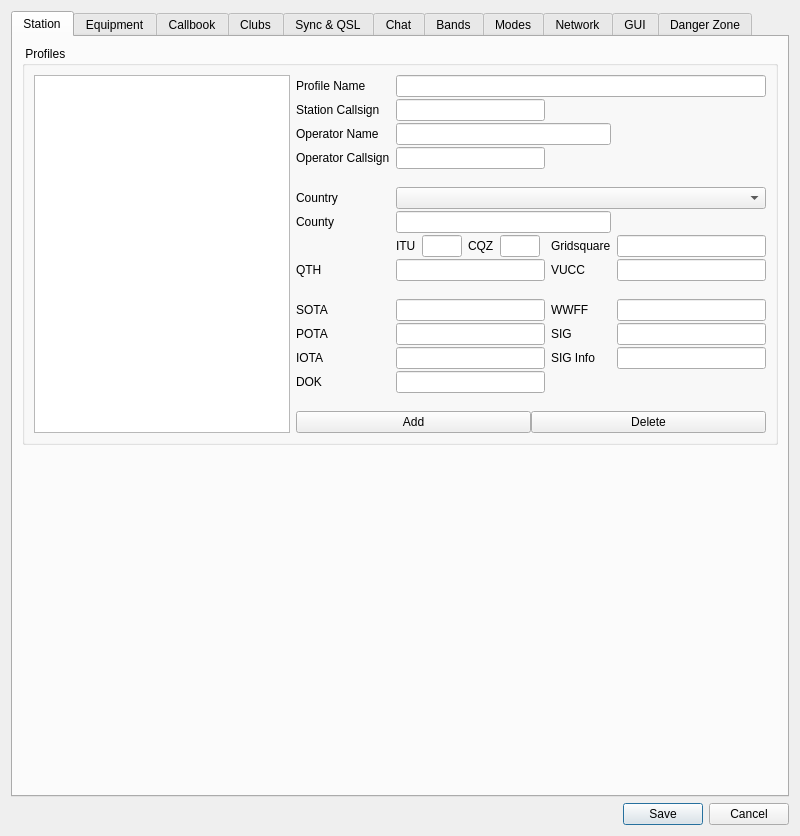
Qt form ui/SettingsDialog.ui (foldynl/QLog) before a commit.
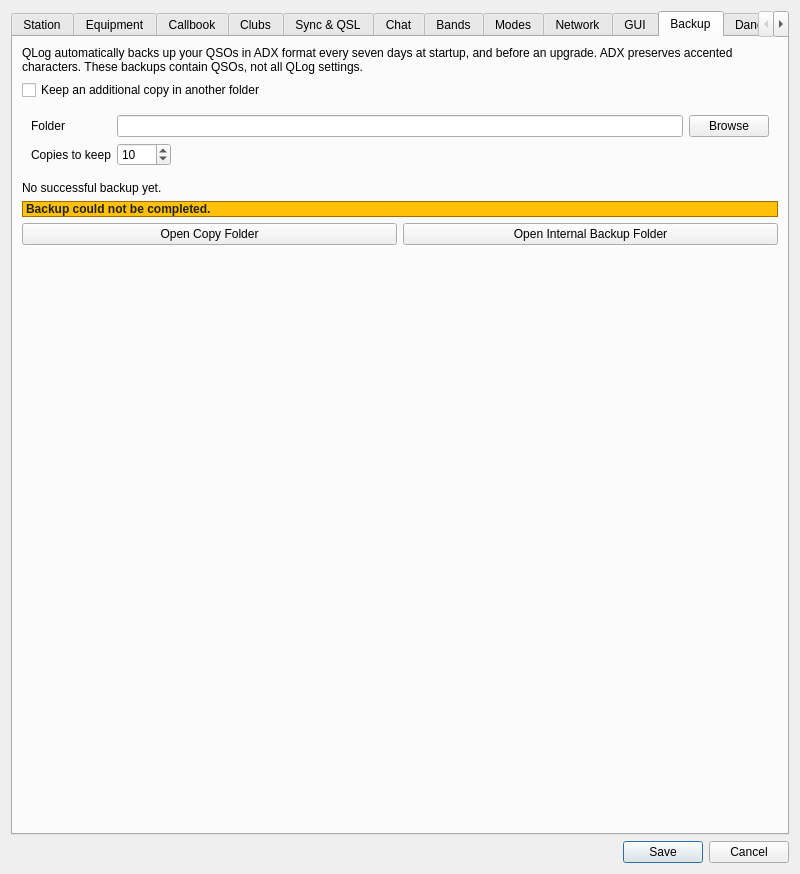
The same form after that commit. The open tabs and pages were chosen to show the change. Icons and pictures are not drawn. Custom widgets are drawn as their Qt base class.

Commit message: Fixed #678 - Settings - Added new option for alternative Backup folder

```diff
--- a/ui/SettingsDialog.ui
+++ b/ui/SettingsDialog.ui
@@ -7,7 +7,7 @@
     <x>0</x>
     <y>0</y>
     <width>800</width>
-    <height>836</height>
+    <height>874</height>
    </rect>
   </property>
   <property name="minimumSize">
@@ -5310,6 +5310,175 @@
        </item>
       </layout>
      </widget>
+     <widget class="QWidget" name="backupsTab">
+      <attribute name="title">
+       <string>Backup</string>
+      </attribute>
+      <layout class="QVBoxLayout" name="backupsLayout">
+       <item>
+        <widget class="QLabel" name="backupDescriptionLabel">
+         <property name="text">
+          <string>QLog automatically backs up your QSOs in ADX format every seven days at startup, and before an upgrade. ADX preserves accented characters. These backups contain QSOs, not all QLog settings.</string>
+         </property>
+         <property name="wordWrap">
+          <bool>true</bool>
+         </property>
+        </widget>
+       </item>
+       <item>
+        <widget class="QCheckBox" name="backupEnabledCheckBox">
+         <property name="toolTip">
+          <string>Changes take effect at the next startup.</string>
+         </property>
+         <property name="text">
+          <string>Keep an additional copy in another folder</string>
+         </property>
+        </widget>
+       </item>
+       <item>
+        <widget class="QWidget" name="backupOptionsWidget">
+         <layout class="QFormLayout" name="backupOptionsLayout">
+          <item row="0" column="0">
+           <widget class="QLabel" name="backupDirectoryLabel">
+            <property name="text">
+             <string>Folder</string>
+            </property>
+            <property name="buddy">
+             <cstring>backupDirectoryEdit</cstring>
+            </property>
+           </widget>
+          </item>
+          <item row="0" column="1">
+           <layout class="QHBoxLayout" name="backupDirectoryLayout">
+            <item>
+             <widget class="QLineEdit" name="backupDirectoryEdit">
+              <property name="clearButtonEnabled">
+               <bool>true</bool>
+              </property>
+             </widget>
+            </item>
+            <item>
+             <widget class="QPushButton" name="backupBrowseButton">
+              <property name="text">
+               <string>Browse</string>
+              </property>
+              <property name="icon">
+               <iconset theme="folder-open"/>
+              </property>
+             </widget>
+            </item>
+           </layout>
+          </item>
+          <item row="1" column="0">
+           <widget class="QLabel" name="backupCopiesLabel">
+            <property name="text">
+             <string>Copies to keep</string>
+            </property>
+            <property name="buddy">
+             <cstring>backupCopiesSpinBox</cstring>
+            </property>
+           </widget>
+          </item>
+          <item row="1" column="1">
+           <widget class="QSpinBox" name="backupCopiesSpinBox">
+            <property name="sizePolicy">
+             <sizepolicy hsizetype="Maximum" vsizetype="Fixed">
+              <horstretch>0</horstretch>
+              <verstretch>0</verstretch>
+             </sizepolicy>
+            </property>
+            <property name="minimum">
+             <number>1</number>
+            </property>
+            <property name="maximum">
+             <number>1000</number>
+            </property>
+            <property name="value">
+             <number>10</number>
+            </property>
+           </widget>
+          </item>
+         </layout>
+        </widget>
+       </item>
+       <item>
+        <widget class="QLabel" name="backupLastSuccessLabel">
+         <property name="text">
+          <string>No successful backup yet.</string>
+         </property>
+         <property name="wordWrap">
+          <bool>true</bool>
+         </property>
+        </widget>
+       </item>
+       <item>
+        <widget class="QLabel" name="backupErrorLabel">
+         <property name="font">
+          <font>
+           <weight>75</weight>
+           <bold>true</bold>
+          </font>
+         </property>
+         <property name="styleSheet">
+          <string notr="true">QLabel#backupErrorLabel {
+ background-color: #ffc107;
+ color: #212121;
+ border: 1px solid #a66a00;
+}</string>
+         </property>
+         <property name="text">
+          <string>Backup could not be completed.</string>
+         </property>
+         <property name="textFormat">
+          <enum>Qt::PlainText</enum>
+         </property>
+         <property name="wordWrap">
+          <bool>true</bool>
+         </property>
+         <property name="margin">
+          <number>6</number>
+         </property>
+        </widget>
+       </item>
+       <item>
+        <layout class="QHBoxLayout" name="backupOpenFoldersLayout">
+         <item>
+          <widget class="QPushButton" name="backupOpenFolderButton">
+           <property name="text">
+            <string>Open Copy Folder</string>
+           </property>
+           <property name="icon">
+            <iconset theme="folder-open"/>
+           </property>
+          </widget>
+         </item>
+         <item>
+          <widget class="QPushButton" name="backupOpenInternalFolderButton">
+           <property name="text">
+            <string>Open Internal Backup Folder</string>
+           </property>
+           <property name="icon">
+            <iconset theme="folder-open"/>
+           </property>
+          </widget>
+         </item>
+        </layout>
+       </item>
+       <item>
+        <spacer name="backupVerticalSpacer">
+         <property name="orientation">
+          <enum>Qt::Vertical</enum>
+         </property>
+         <property name="sizeHint" stdset="0">
+          <size>
+           <width>0</width>
+           <height>0</height>
+          </size>
+         </property>
+        </spacer>
+       </item>
+      </layout>
+     </widget>
      <widget class="QWidget" name="dangeZoneTab">
       <attribute name="title">
        <string>Danger Zone</string>
```
Left out of the diff: 78 changed lines with no effect on the pictures. The commit also changes 21 other files.
